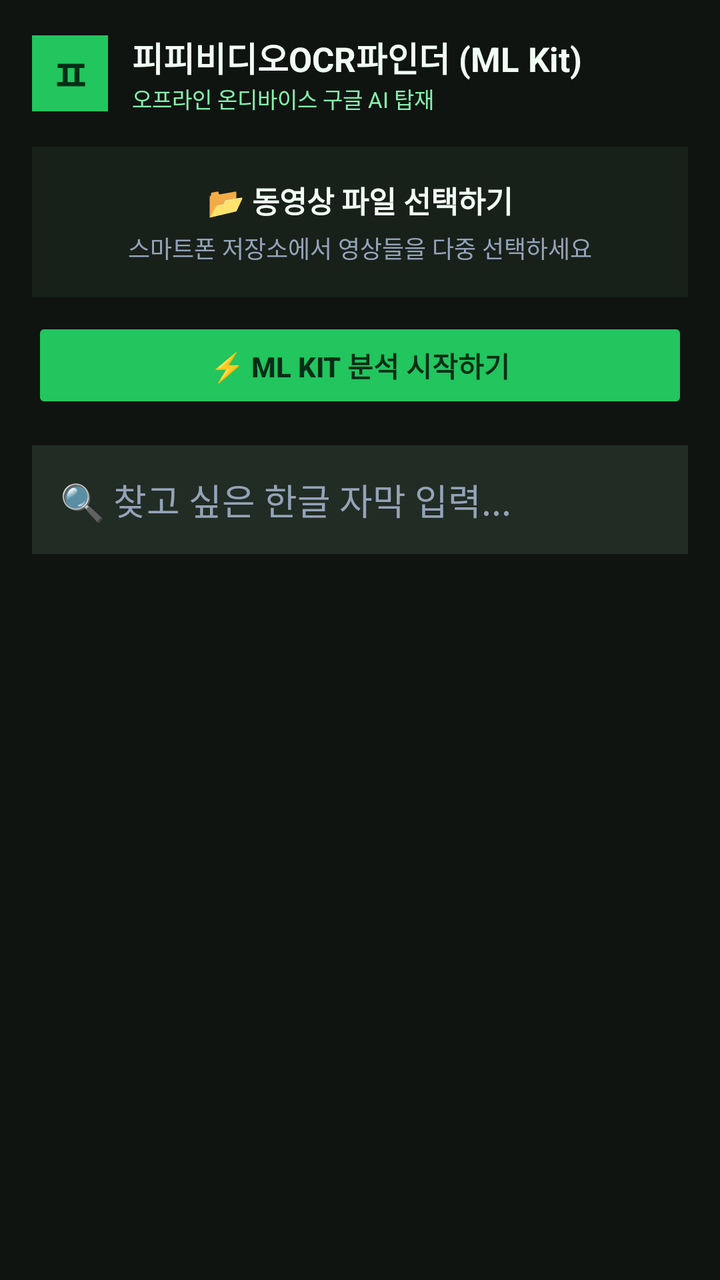
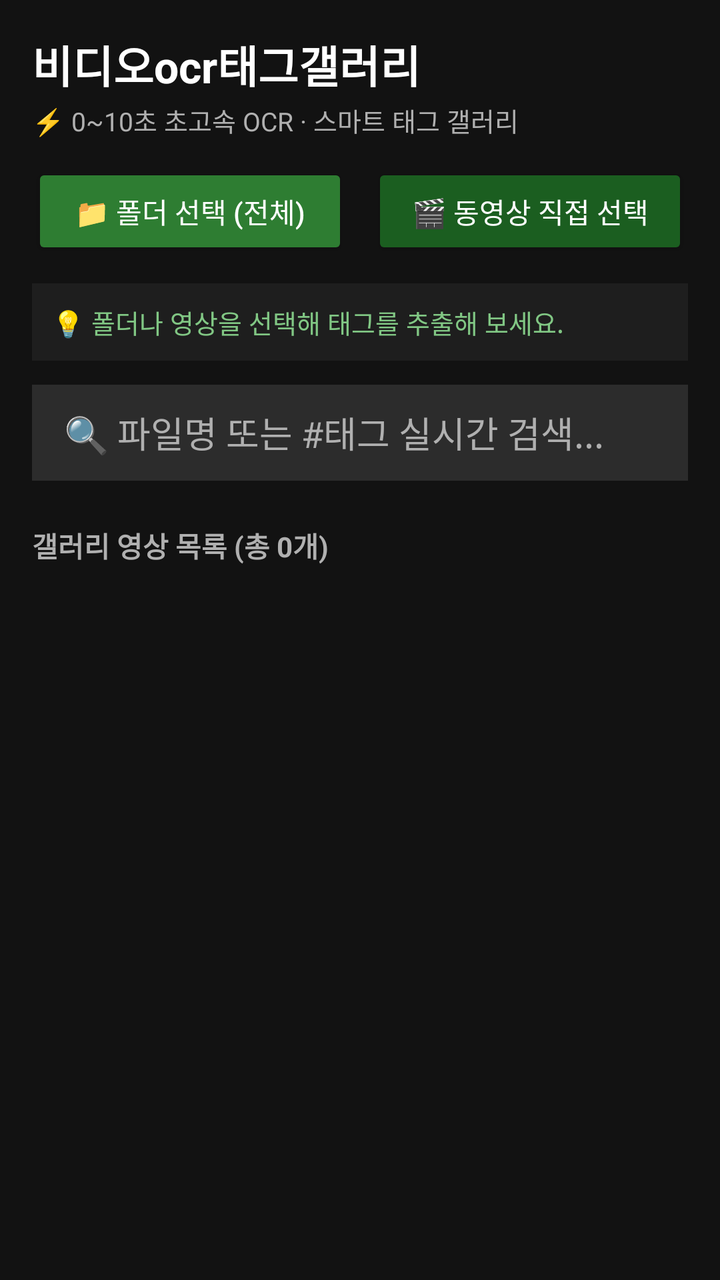

An Android layout rendered at two revisions. The XML below is the earlier revision; the diff shows what the commit changed to produce the second picture.
<!-- AndroidManifest.xml: application theme Theme.AppCompat.NoActionBar -->
<!-- res/layout/activity_main.xml -->
<?xml version="1.0" encoding="utf-8"?>
<LinearLayout xmlns:android="http://schemas.android.com/apk/res/android"
    android:layout_width="match_parent"
    android:layout_height="match_parent"
    android:orientation="vertical"
    android:background="#0F1411"
    android:padding="16dp">

    
    <LinearLayout
        android:layout_width="match_parent"
        android:layout_height="wrap_content"
        android:orientation="horizontal"
        android:gravity="center_vertical"
        android:layout_marginBottom="16dp">

        <TextView
            android:layout_width="38dp"
            android:layout_height="38dp"
            android:background="#22C55E"
            android:text="ㅍ"
            android:textColor="#052E16"
            android:textSize="22sp"
            android:textStyle="bold"
            android:gravity="center" />

        <LinearLayout
            android:layout_width="wrap_content"
            android:layout_height="wrap_content"
            android:orientation="vertical"
            android:layout_marginStart="12dp">

            <TextView
                android:layout_width="wrap_content"
                android:layout_height="wrap_content"
                android:text="피피비디오OCR파인더 (ML Kit)"
                android:textColor="#F0FDF4"
                android:textSize="17sp"
                android:textStyle="bold" />

            <TextView
                android:layout_width="wrap_content"
                android:layout_height="wrap_content"
                android:text="오프라인 온디바이스 구글 AI 탑재"
                android:textColor="#86EFAC"
                android:textSize="11sp" />
        </LinearLayout>
    </LinearLayout>

    
    <LinearLayout
        android:id="@+id/btnSelectVideos"
        android:layout_width="match_parent"
        android:layout_height="wrap_content"
        android:orientation="vertical"
        android:background="#18201A"
        android:padding="16dp"
        android:gravity="center">

        <TextView
            android:layout_width="wrap_content"
            android:layout_height="wrap_content"
            android:text="📂 동영상 파일 선택하기"
            android:textColor="#F0FDF4"
            android:textSize="15sp"
            android:textStyle="bold" />

        <TextView
            android:layout_width="wrap_content"
            android:layout_height="wrap_content"
            android:text="스마트폰 저장소에서 영상들을 다중 선택하세요"
            android:textColor="#94A3B8"
            android:textSize="12sp"
            android:layout_marginTop="4dp" />
    </LinearLayout>

    <Button
        android:id="@+id/btnStartAnalyze"
        android:layout_width="match_parent"
        android:layout_height="wrap_content"
        android:text="⚡ ML Kit 분석 시작하기"
        android:backgroundTint="#22C55E"
        android:textColor="#052E16"
        android:textStyle="bold"
        android:layout_marginTop="10dp"
        android:enabled="false" />

    <ProgressBar
        android:id="@+id/progressBar"
        style="?android:attr/progressBarStyleHorizontal"
        android:layout_width="match_parent"
        android:layout_height="wrap_content"
        android:layout_marginTop="8dp"
        android:visibility="gone" />

    <TextView
        android:id="@+id/tvProgress"
        android:layout_width="match_parent"
        android:layout_height="wrap_content"
        android:textColor="#86EFAC"
        android:textSize="12sp"
        android:gravity="end"
        android:visibility="gone" />

    
    <EditText
        android:id="@+id/etSearch"
        android:layout_width="match_parent"
        android:layout_height="wrap_content"
        android:hint="🔍 찾고 싶은 한글 자막 입력..."
        android:textColorHint="#94A3B8"
        android:textColor="#F0FDF4"
        android:background="#212C24"
        android:padding="14dp"
        android:layout_marginTop="16dp" />

    <TextView
        android:id="@+id/tvResultCount"
        android:layout_width="wrap_content"
        android:layout_height="wrap_content"
        android:textColor="#86EFAC"
        android:textSize="13sp"
        android:layout_marginTop="12dp" />

    <androidx.recyclerview.widget.RecyclerView
        android:id="@+id/rvResults"
        android:layout_width="match_parent"
        android:layout_height="0dp"
        android:layout_weight="1"
        android:layout_marginTop="8dp" />

</LinearLayout>
<!-- resources referenced by this layout -->
<resources>

</resources>

<!-- the commit's change to res/layout/activity_main.xml (unified diff, before → after) -->
@@ -1,132 +1,261 @@
+<?xml version="1.0" encoding="utf-8"?>
+<LinearLayout xmlns:android="http://schemas.android.com/apk/res/android"
+    xmlns:tools="http://schemas.android.com/tools"
+    android:layout_width="match_parent"
+    android:layout_height="match_parent"
+    android:orientation="vertical"
+    android:background="@color/background"
+    android:padding="16dp">
+
+    
+    <LinearLayout
+        android:layout_width="match_parent"
+        android:layout_height="wrap_content"
+        android:orientation="vertical"
+        android:paddingBottom="12dp">
+
+        <TextView
+            android:layout_width="wrap_content"
+            android:layout_height="wrap_content"
+            android:text="@string/app_name"
+            android:textColor="@color/on_surface"
+            android:textSize="22sp"
+            android:textStyle="bold" />
+
+        <TextView
+            android:layout_width="wrap_content"
+            android:layout_height="wrap_content"
+            android:text="⚡ 0~10초 초고속 OCR · 스마트 태그 갤러리"
+            android:textColor="@color/on_surface_secondary"
+            android:textSize="13sp"
+            android:layout_marginTop="2dp" />
+    </LinearLayout>
+
+    
+    <LinearLayout
+        android:layout_width="match_parent"
+        android:layout_height="wrap_content"
+        android:orientation="horizontal"
+        android:layout_marginBottom="12dp">
+
+        <Button
+            android:id="@+id/btnSelectFolder"
+            android:layout_width="0dp"
+            android:layout_height="48dp"
+            android:layout_weight="1"
+            android:text="📁 폴더 선택 (전체)"
+            android:textColor="#FFFFFF"
+            android:backgroundTint="@color/primary"
+            android:layout_marginEnd="6dp" />
+
+        <Button
+            android:id="@+id/btnSelectVideos"
+            android:layout_width="0dp"
+            android:layout_height="48dp"
+            android:layout_weight="1"
+            android:text="🎬 동영상 직접 선택"
+            android:textColor="#FFFFFF"
+            android:backgroundTint="@color/primary_variant"
+            android:layout_marginStart="6dp" />
+    </LinearLayout>
+
+    
+    <LinearLayout
+        android:id="@+id/layoutStatus"
+        android:layout_width="match_parent"
+        android:layout_height="wrap_content"
+        android:orientation="vertical"
+        android:background="@color/surface"
+        android:padding="10dp"
+        android:layout_marginBottom="12dp">
+
+        <TextView
+            android:id="@+id/tvStatus"
+            android:layout_width="match_parent"
+            android:layout_height="wrap_content"
+            android:text="💡 폴더나 영상을 선택해 태그를 추출해 보세요."
+            android:textColor="@color/secondary"
+            android:textSize="13sp" />
+
+        <ProgressBar
+            android:id="@+id/progressBar"
+            style="?android:attr/progressBarStyleHorizontal"
+            android:layout_width="match_parent"
+            android:layout_height="wrap_content"
+            android:layout_marginTop="6dp"
+            android:visibility="gone" />
+    </LinearLayout>
+
+    
+    <EditText
+        android:id="@+id/etSearch"
+        android:layout_width="match_parent"
+        android:layout_height="48dp"
+        android:background="@color/surface_variant"
+        android:hint="🔍 파일명 또는 #태그 실시간 검색..."
+        android:textColorHint="@color/on_surface_secondary"
+        android:textColor="@color/on_surface"
+        android:paddingStart="16dp"
+        android:paddingEnd="16dp"
+        android:singleLine="true"
+        android:imeOptions="actionSearch"
+        android:layout_marginBottom="10dp" />
+
+    
+    <HorizontalScrollView
+        android:id="@+id/scrollTags"
+        android:layout_width="match_parent"
+        android:layout_height="wrap_content"
+        android:scrollbars="none"
+        android:layout_marginBottom="12dp">
+
+        <LinearLayout
+            android:id="@+id/layoutTagChips"
+            android:layout_width="wrap_content"
+            android:layout_height="wrap_content"
+            android:orientation="horizontal" />
+    </HorizontalScrollView>
+
+    
+    <TextView
+        android:id="@+id/tvResultCount"
+        android:layout_width="wrap_content"
+        android:layout_height="wrap_content"
+        android:text="갤러리 영상 목록 (총 0개)"
+        android:textColor="@color/on_surface_secondary"
+        android:textSize="14sp"
+        android:textStyle="bold"
+        android:layout_marginBottom="8dp" />
+
+    
+    <androidx.recyclerview.widget.RecyclerView
+        android:id="@+id/rvGallery"
+        android:layout_width="match_parent"
+        android:layout_height="0dp"
+        android:layout_weight="1"
+        android:clipToPadding="false"
+        tools:listitem="@layout/item_video_gallery" />
+
+</LinearLayout>
+<!-- res/layout/item_video_gallery.xml (included above) -->
 <?xml version="1.0" encoding="utf-8"?>
 <LinearLayout xmlns:android="http://schemas.android.com/apk/res/android"
     android:layout_width="match_parent"
-    android:layout_height="match_parent"
+    android:layout_height="wrap_content"
     android:orientation="vertical"
-    android:background="#0F1411"
-    android:padding="16dp">
+    android:background="@color/surface"
+    android:layout_marginBottom="12dp"
+    android:padding="12dp">
+
+    
+    <LinearLayout
+        android:layout_width="match_parent"
+        android:layout_height="wrap_content"
+        android:orientation="horizontal">
+
+        
+        <FrameLayout
+            android:layout_width="110dp"
+            android:layout_height="80dp"
+            android:background="@color/surface_variant"
+            android:layout_marginEnd="12dp">
+
+            <ImageView
+                android:id="@+id/ivThumbnail"
+                android:layout_width="match_parent"
+                android:layout_height="match_parent"
+                android:scaleType="centerCrop" />
+
+            <TextView
+                android:id="@+id/tvDuration"
+                android:layout_width="wrap_content"
+                android:layout_height="wrap_content"
+                android:layout_gravity="bottom|end"
+                android:background="#B3000000"
+                android:paddingStart="4dp"
+                android:paddingEnd="4dp"
+                android:text="00:00"
+                android:textColor="#FFFFFF"
+                android:textSize="11sp" />
+        </FrameLayout>
+
+        
+        <LinearLayout
+            android:layout_width="0dp"
+            android:layout_height="wrap_content"
+            android:layout_weight="1"
+            android:orientation="vertical">
+
+            
+            <TextView
+                android:id="@+id/tvFileName"
+                android:layout_width="match_parent"
+                android:layout_height="wrap_content"
+                android:text="Screen_Recording.mp4"
+                android:textColor="@color/on_surface"
+                android:textSize="15sp"
+                android:textStyle="bold"
+                android:singleLine="true"
+                android:ellipsize="middle" />
+
+            
+            <TextView
+                android:id="@+id/tvBadge"
+                android:layout_width="wrap_content"
+                android:layout_height="wrap_content"
+                android:background="@color/badge_cached"
+                android:textColor="@color/badge_cached_text"
+                android:text="✅ 기존 분석 완료"
+                android:textSize="11sp"
+                android:paddingStart="6dp"
+                android:paddingEnd="6dp"
+                android:paddingTop="2dp"
+                android:paddingBottom="2dp"
+                android:layout_marginTop="3dp"
+                android:layout_marginBottom="4dp" />
+
+            
+            <TextView
+                android:id="@+id/tvTags"
+                android:layout_width="match_parent"
+                android:layout_height="wrap_content"
+                android:text="#베드로의고백처럼 #예수님사랑"
+                android:textColor="@color/tag_text"
+                android:textSize="13sp"
+                android:textStyle="bold"
+                android:maxLines="2"
+                android:ellipsize="end" />
+        </LinearLayout>
+    </LinearLayout>
 
     
     <LinearLayout
         android:layout_width="match_parent"
         android:layout_height="wrap_content"
         android:orientation="horizontal"
-        android:gravity="center_vertical"
-        android:layout_marginBottom="16dp">
-
-        <TextView
-            android:layout_width="38dp"
-            android:layout_height="38dp"
-            android:background="#22C55E"
-            android:text="ㅍ"
-            android:textColor="#052E16"
-            android:textSize="22sp"
-            android:textStyle="bold"
-            android:gravity="center" />
-
-        <LinearLayout
-            android:layout_width="wrap_content"
-            android:layout_height="wrap_content"
-            android:orientation="vertical"
-            android:layout_marginStart="12dp">
-
-            <TextView
-                android:layout_width="wrap_content"
-                android:layout_height="wrap_content"
-                android:text="피피비디오OCR파인더 (ML Kit)"
-                android:textColor="#F0FDF4"
-                android:textSize="17sp"
-                android:textStyle="bold" />
-
-            <TextView
-                android:layout_width="wrap_content"
-                android:layout_height="wrap_content"
-                android:text="오프라인 온디바이스 구글 AI 탑재"
-                android:textColor="#86EFAC"
-                android:textSize="11sp" />
-        </LinearLayout>
-    </LinearLayout>
-
-    
-    <LinearLayout
-        android:id="@+id/btnSelectVideos"
-        android:layout_width="match_parent"
-        android:layout_height="wrap_content"
-        android:orientation="vertical"
-        android:background="#18201A"
-        android:padding="16dp"
-        android:gravity="center">
-
-        <TextView
-            android:layout_width="wrap_content"
-            android:layout_height="wrap_content"
-            android:text="📂 동영상 파일 선택하기"
-            android:textColor="#F0FDF4"
-            android:textSize="15sp"
-            android:textStyle="bold" />
-
-        <TextView
-            android:layout_width="wrap_content"
-            android:layout_height="wrap_content"
-            android:text="스마트폰 저장소에서 영상들을 다중 선택하세요"
-            android:textColor="#94A3B8"
+        android:layout_marginTop="10dp">
+
+        <Button
+            android:id="@+id/btnPlayInApp"
+            android:layout_width="0dp"
+            android:layout_height="40dp"
+            android:layout_weight="1"
+            android:text="📱 바로 재생"
             android:textSize="12sp"
-            android:layout_marginTop="4dp" />
-    </LinearLayout>
-
-    <Button
-        android:id="@+id/btnStartAnalyze"
-        android:layout_width="match_parent"
-        android:layout_height="wrap_content"
-        android:text="⚡ ML Kit 분석 시작하기"
-        android:backgroundTint="#22C55E"
-        android:textColor="#052E16"
-        android:textStyle="bold"
-        android:layout_marginTop="10dp"
-        android:enabled="false" />
-
-    <ProgressBar
-        android:id="@+id/progressBar"
-        style="?android:attr/progressBarStyleHorizontal"
-        android:layout_width="match_parent"
-        android:layout_height="wrap_content"
-        android:layout_marginTop="8dp"
-        android:visibility="gone" />
-
-    <TextView
-        android:id="@+id/tvProgress"
-        android:layout_width="match_parent"
-        android:layout_height="wrap_content"
-        android:textColor="#86EFAC"
-        android:textSize="12sp"
-        android:gravity="end"
-        android:visibility="gone" />
-
-    
-    <EditText
-        android:id="@+id/etSearch"
-        android:layout_width="match_parent"
-        android:layout_height="wrap_content"
-        android:hint="🔍 찾고 싶은 한글 자막 입력..."
-        android:textColorHint="#94A3B8"
-        android:textColor="#F0FDF4"
-        android:background="#212C24"
-        android:padding="14dp"
-        android:layout_marginTop="16dp" />
-
-    <TextView
-        android:id="@+id/tvResultCount"
-        android:layout_width="wrap_content"
-        android:layout_height="wrap_content"
-        android:textColor="#86EFAC"
-        android:textSize="13sp"
-        android:layout_marginTop="12dp" />
-
-    <androidx.recyclerview.widget.RecyclerView
-        android:id="@+id/rvResults"
-        android:layout_width="match_parent"
-        android:layout_height="0dp"
-        android:layout_weight="1"
-        android:layout_marginTop="8dp" />
+            android:textColor="#FFFFFF"
+            android:backgroundTint="@color/primary"
+            android:layout_marginEnd="4dp" />
+
+        <Button
+            android:id="@+id/btnPlaySamsung"
+            android:layout_width="0dp"
+            android:layout_height="40dp"
+            android:layout_weight="1"
+            android:text="▶️ 삼성 비디오"
+            android:textSize="12sp"
+            android:textColor="#FFFFFF"
+            android:backgroundTint="@color/samsung_blue"
+            android:layout_marginStart="4dp" />
+    </LinearLayout>
 
 </LinearLayout>
<!-- resource entries referenced after the edit -->
@@ -1,5 +1,17 @@
 <!-- resources referenced by this layout -->
 <resources>
-
+  <color name="background">#121212</color>
+  <color name="badge_cached">#1B5E20</color>
+  <color name="badge_cached_text">#81C784</color>
+  <color name="on_surface">#FFFFFF</color>
+  <color name="on_surface_secondary">#B0B0B0</color>
+  <color name="primary">#2E7D32</color>
+  <color name="primary_variant">#1B5E20</color>
+  <color name="samsung_blue">#0381FE</color>
+  <color name="secondary">#81C784</color>
+  <color name="surface">#1E1E1E</color>
+  <color name="surface_variant">#2C2C2C</color>
+  <color name="tag_text">#A5D6A7</color>
+  <string name="app_name">비디오ocr태그갤러리</string>
 </resources>
 
